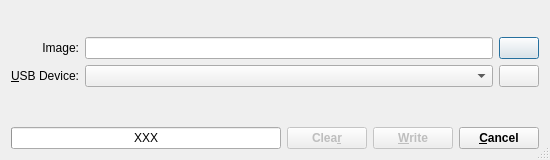
This is imagewriter/maindialog.ui in KDE/isoimagewriter as Qt 5 draws it before an edit. The edited form follows.
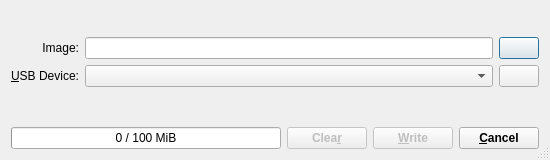
This is the edited form.

Commit message: fix progress label, add a nice pixmap, make debugging general

Diff of the .ui file:
```diff
--- a/imagewriter/maindialog.ui
+++ b/imagewriter/maindialog.ui
@@ -174,7 +174,7 @@
         <number>0</number>
        </property>
        <property name="format">
-        <string>XXX</string>
+        <string>%v / %m MiB</string>
        </property>
       </widget>
      </item>
```
The commit also changes 2 other files.
